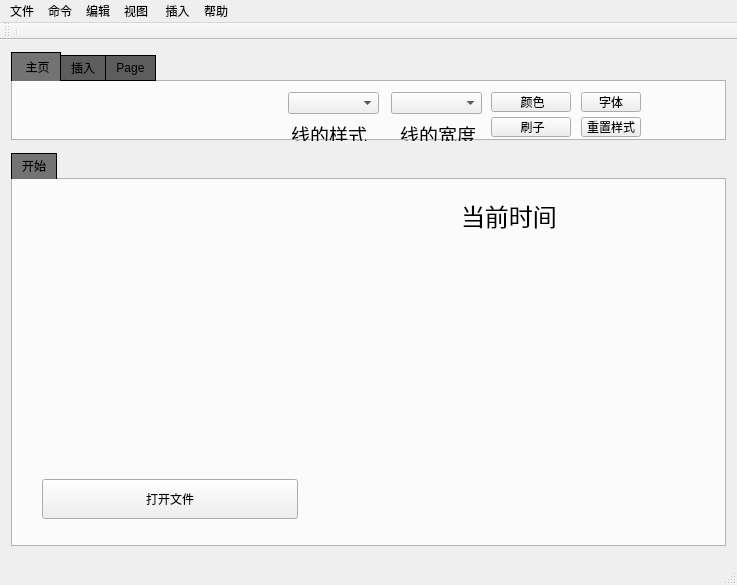
Qt form mainwindow.ui (charon-cheung/QSketch) before a commit.
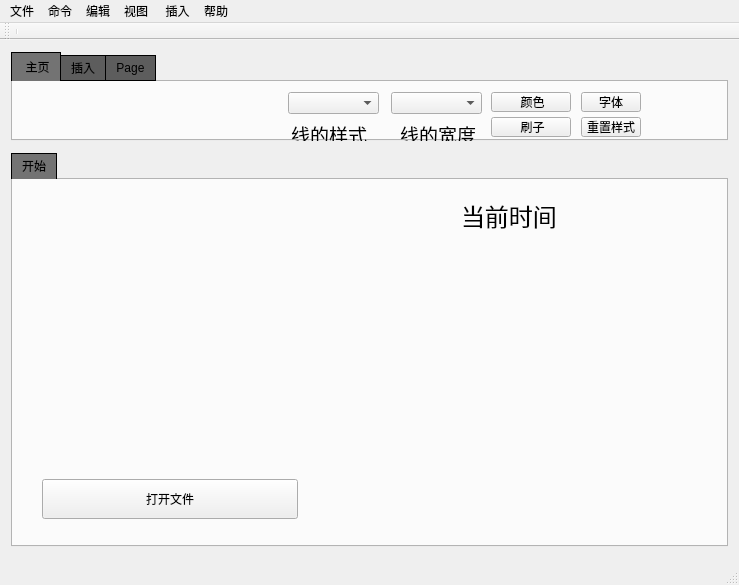
The same form after that commit. Icons and pictures are not drawn. Custom widgets are drawn as their Qt base class.

```diff
--- a/mainwindow.ui
+++ b/mainwindow.ui
@@ -6,8 +6,8 @@
    <rect>
     <x>0</x>
     <y>0</y>
-    <width>737</width>
-    <height>583</height>
+    <width>739</width>
+    <height>585</height>
    </rect>
   </property>
   <property name="windowTitle">
@@ -560,7 +560,7 @@
     <rect>
      <x>0</x>
      <y>0</y>
-     <width>737</width>
+     <width>739</width>
      <height>23</height>
     </rect>
    </property>
```
Left out of the diff: 10 changed lines with no effect on the pictures.
